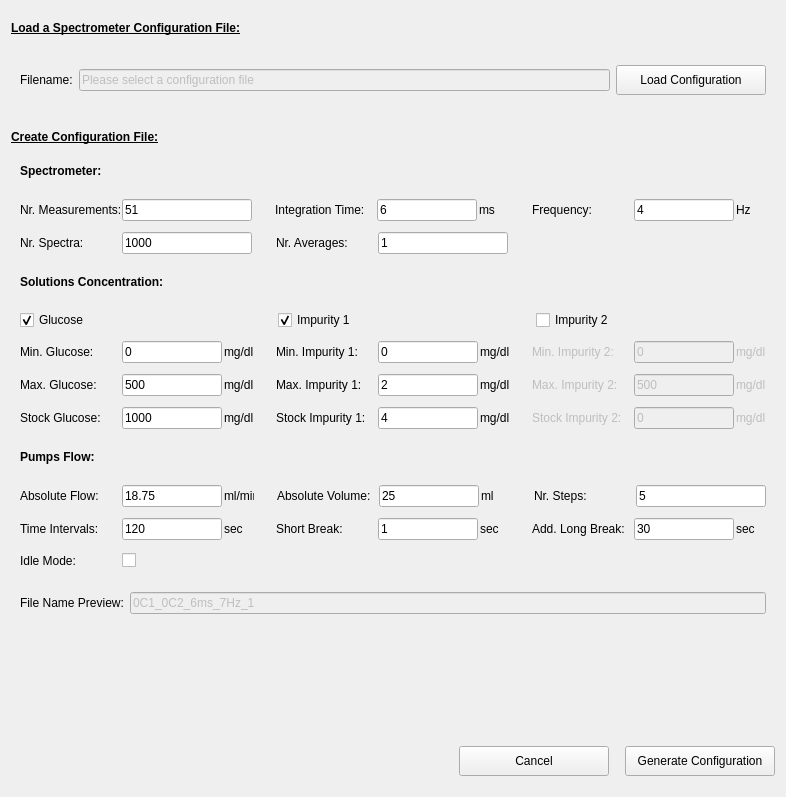
This is pol_configureMeasurement.ui in CesarCarvajal/Oxymetry-Backup-2018 as Qt 5 draws it before an edit. The edited form follows.
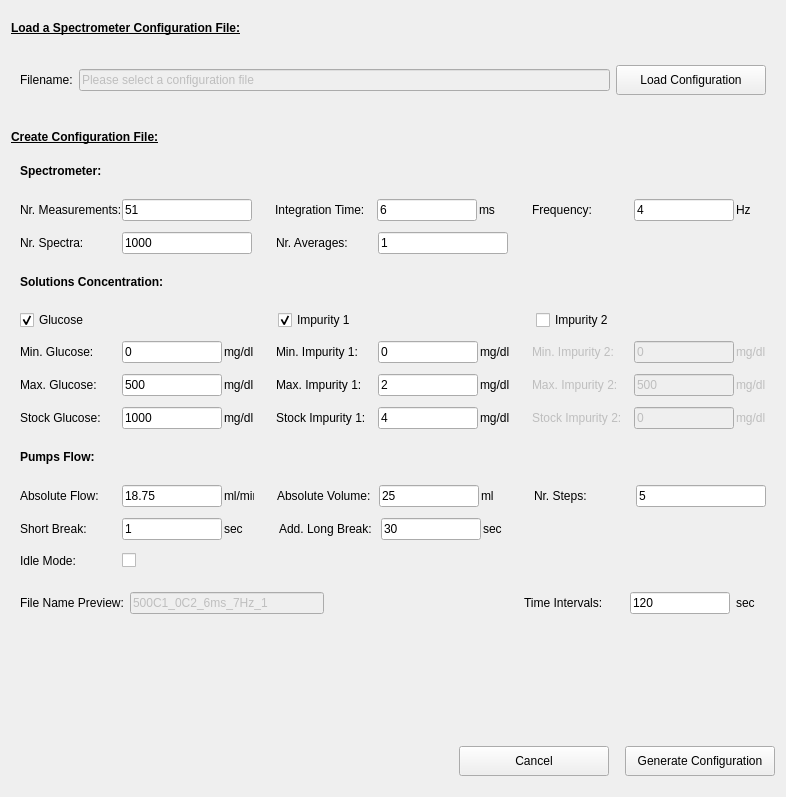
This is the edited form. Custom widgets are drawn as their Qt base class.

What changed in the file:
```diff
--- a/pol_configureMeasurement.ui
+++ b/pol_configureMeasurement.ui
@@ -1596,70 +1596,6 @@
           <property name="spacing">
            <number>2</number>
           </property>
-          <item>
-           <widget class="QLabel" name="label_BtimeInt">
-            <property name="minimumSize">
-             <size>
-              <width>100</width>
-              <height>0</height>
-             </size>
-            </property>
-            <property name="toolTip">
-             <string>Time Interval between measurements</string>
-            </property>
-            <property name="text">
-             <string>Time Intervals:</string>
-            </property>
-           </widget>
-          </item>
-          <item>
-           <widget class="QLineEdit" name="lineEdit_BtimeInterval">
-            <property name="minimumSize">
-             <size>
-              <width>100</width>
-              <height>0</height>
-             </size>
-            </property>
-            <property name="maximumSize">
-             <size>
-              <width>100</width>
-              <height>16777215</height>
-             </size>
-            </property>
-            <property name="toolTip">
-             <string>Time Interval between measurements</string>
-            </property>
-            <property name="text">
-             <string>120</string>
-            </property>
-           </widget>
-          </item>
-          <item>
-           <widget class="QLabel" name="label_BtimeInt2">
-            <property name="minimumSize">
-             <size>
-              <width>30</width>
-              <height>0</height>
-             </size>
-            </property>
-            <property name="text">
-             <string>sec</string>
-            </property>
-           </widget>
-          </item>
-          <item>
-           <spacer name="horizontalSpacer_23">
-            <property name="orientation">
-             <enum>Qt::Horizontal</enum>
-            </property>
-            <property name="sizeHint" stdset="0">
-             <size>
-              <width>40</width>
-              <height>20</height>
-             </size>
-            </property>
-           </spacer>
-          </item>
           <item>
            <widget class="QLabel" name="label_ShortBreak">
             <property name="minimumSize">
@@ -1775,6 +1711,35 @@
             </property>
            </widget>
           </item>
+          <item>
+           <spacer name="horizontalSpacer_17">
+            <property name="orientation">
+             <enum>Qt::Horizontal</enum>
+            </property>
+            <property name="sizeHint" stdset="0">
+             <size>
+              <width>40</width>
+              <height>20</height>
+             </size>
+            </property>
+           </spacer>
+          </item>
+          <item>
+           <spacer name="horizontalSpacer_23">
+            <property name="orientation">
+             <enum>Qt::Horizontal</enum>
+            </property>
+            <property name="sizeType">
+             <enum>QSizePolicy::Fixed</enum>
+            </property>
+            <property name="sizeHint" stdset="0">
+             <size>
+              <width>230</width>
+              <height>20</height>
+             </size>
+            </property>
+           </spacer>
+          </item>
          </layout>
         </item>
         <item>
@@ -1888,7 +1853,71 @@
              <string>File Name Preview</string>
             </property>
             <property name="text">
-             <string>0C1_0C2_6ms_7Hz_1</string>
+             <string>500C1_0C2_6ms_7Hz_1</string>
+            </property>
+           </widget>
+          </item>
+          <item>
+           <spacer name="horizontalSpacer_16">
+            <property name="orientation">
+             <enum>Qt::Horizontal</enum>
+            </property>
+            <property name="sizeHint" stdset="0">
+             <size>
+              <width>40</width>
+              <height>20</height>
+             </size>
+            </property>
+           </spacer>
+          </item>
+          <item>
+           <widget class="QLabel" name="label_BtimeInt">
+            <property name="minimumSize">
+             <size>
+              <width>100</width>
+              <height>0</height>
+             </size>
+            </property>
+            <property name="toolTip">
+             <string>Time Interval between measurements</string>
+            </property>
+            <property name="text">
+             <string>Time Intervals:</string>
+            </property>
+           </widget>
+          </item>
+          <item>
+           <widget class="QLineEdit" name="lineEdit_BtimeInterval">
+            <property name="minimumSize">
+             <size>
+              <width>100</width>
+              <height>0</height>
+             </size>
+            </property>
+            <property name="maximumSize">
+             <size>
+              <width>100</width>
+              <height>16777215</height>
+             </size>
+            </property>
+            <property name="toolTip">
+             <string>Time Interval between measurements</string>
+            </property>
+            <property name="text">
+             <string>120</string>
+            </property>
+           </widget>
+          </item>
+          <item>
+           <widget class="QLabel" name="label_BtimeInt2">
+            <property name="minimumSize">
+             <size>
+              <width>30</width>
+              <height>0</height>
+             </size>
+            </property>
+            <property name="text">
+             <string>sec</string>
             </property>
            </widget>
           </item>
```
